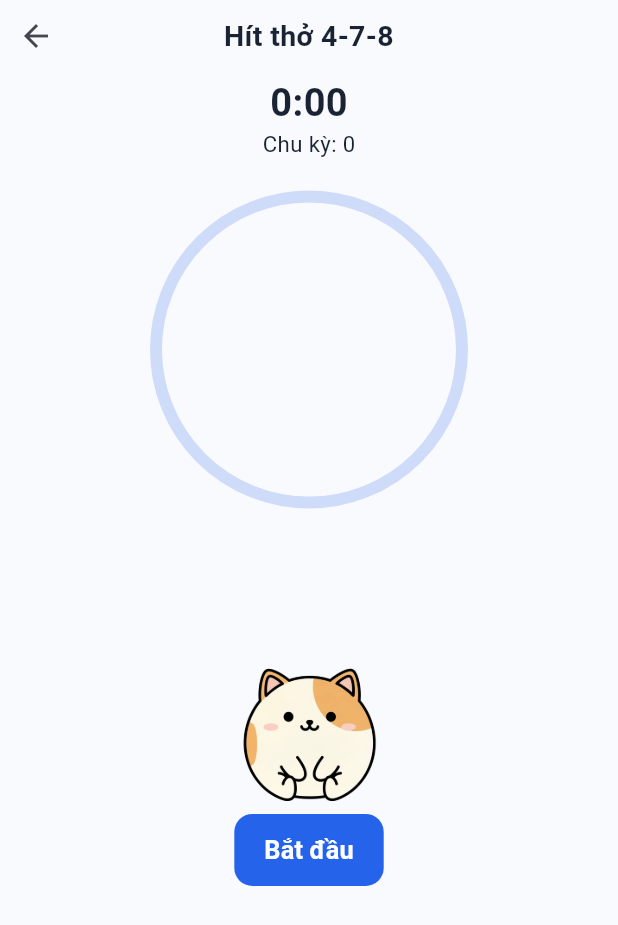
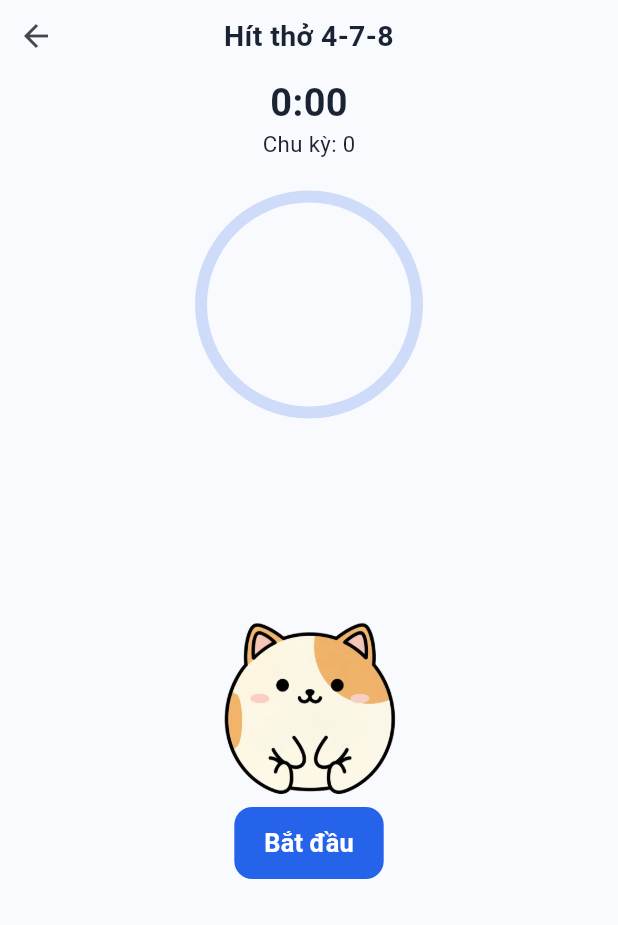
Before and after one commit to fralcy/stress_relief_app, a Flutter app: the BreathingExerciseModal widget shown alone on an empty page, opened directly, after a tap on "Hít thở 4-7-8", on a phone screen of 412 x 824 dp. Shown: the top 925 px of the screen. Run offline on Flutter 3.47's test engine with Material 3 defaults, Android fonts, the phone set to English and light mode, and no system bars; our stand-ins replace audioplayers, awesome_notifications, cloud_firestore, firebase_auth, firebase_core, firebase_database and 3 more; missing offline and left inert: dart:html, encrypt, flutter_tutorial_overlay, flutter_webrtc, forge2d, network_info_plus; accounts and stored records are empty; statements that could not run were skipped.

Commit message:
fix: center phase label and resize mascot in breathing & sleep modals
- Breathing: center phase label inside progress ring, shrink ring (max 160px), grow mascot (max 190px, decoupled from ring size)
- Sleep: replace static Image.asset with MascotSpriteWidget (size 96, +20%), enabling sprite animation for tip card mascot

```diff
--- a/lib/screens/modals/breathing_exercise_modal.dart
+++ b/lib/screens/modals/breathing_exercise_modal.dart
@@ -199,8 +199,8 @@ class _BreathingExerciseModalState extends State<BreathingExerciseModal>
         // Responsive circle + mascot
         LayoutBuilder(
           builder: (context, constraints) {
-            final circleSize = math.min(constraints.maxWidth * 0.75, 220.0);
-            final mascotSize = circleSize * 0.67;
+            final circleSize = math.min(constraints.maxWidth * 0.55, 160.0);
+            final mascotSize = math.min(constraints.maxWidth * 0.65, 190.0);
             final mascotAreaHeight = mascotSize * 1.3;
 
             return Column(
@@ -220,9 +220,7 @@ class _BreathingExerciseModalState extends State<BreathingExerciseModal>
                         ),
                       ),
                       if (_isActive)
-                        Positioned(
-                          top: circleSize * 0.07,
-                          child: Container(
+                        Container(
                           padding: const EdgeInsets.symmetric(
                             horizontal: 16,
                             vertical: 8,
@@ -237,7 +235,6 @@ class _BreathingExerciseModalState extends State<BreathingExerciseModal>
                             _getPhaseText(_currentPhase, l10n),
                             style: AppTypography.bodyLarge(context).copyWith(
                               fontWeight: FontWeight.bold,
-                              ),
                             ),
                           ),
                         ),
```
Also changed, not shown: lib/screens/modals/sleep_guide_modal.dart (+4 -5 lines). Lines whose indentation alone changed are shown as unchanged.
